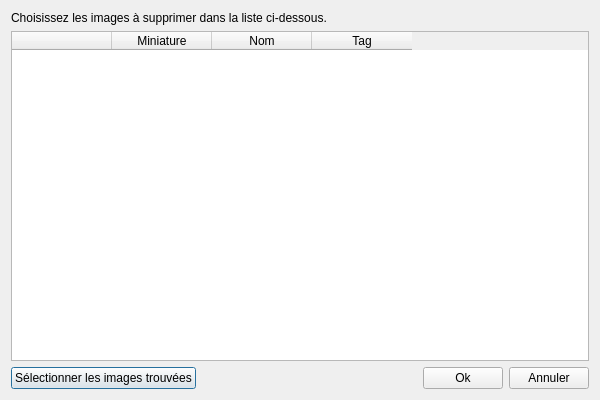
Qt form src/utils/blacklist-fix/blacklist-fix-2.ui (Bionus/imgbrd-grabber) before a commit.
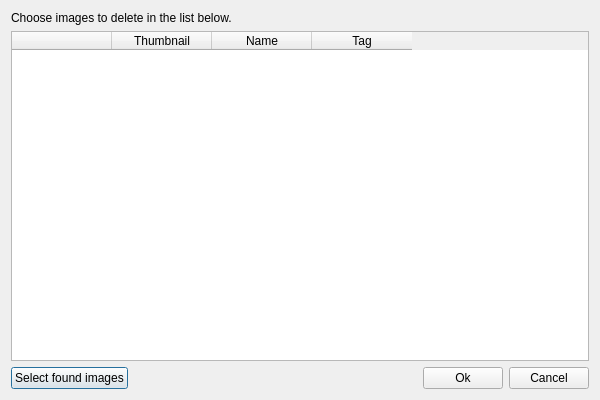
The same form after that commit. Icons and pictures are not drawn.

Commit message: English in BlacklistFix

Patch:
```diff
--- a/src/utils/blacklist-fix/blacklist-fix-2.ui
+++ b/src/utils/blacklist-fix/blacklist-fix-2.ui
@@ -21,7 +21,7 @@
    <item>
     <widget class="QLabel" name="label">
      <property name="text">
-      <string>Choisissez les images à supprimer dans la liste ci-dessous.</string>
+      <string>Choose images to delete in the list below.</string>
      </property>
     </widget>
    </item>
@@ -49,12 +49,12 @@
      </column>
      <column>
       <property name="text">
-       <string>Miniature</string>
+       <string>Thumbnail</string>
       </property>
      </column>
      <column>
       <property name="text">
-       <string>Nom</string>
+       <string>Name</string>
       </property>
      </column>
      <column>
@@ -69,7 +69,7 @@
      <item>
       <widget class="QPushButton" name="buttonSelectBlacklisted">
        <property name="text">
-        <string>Sélectionner les images trouvées</string>
+        <string>Select found images</string>
        </property>
       </widget>
      </item>
@@ -96,7 +96,7 @@
      <item>
       <widget class="QPushButton" name="buttonCancel">
        <property name="text">
-        <string>Annuler</string>
+        <string>Cancel</string>
        </property>
       </widget>
      </item>
```
Left out of the diff: 8 changed lines with no effect on the pictures. The commit also changes 2 other files.
